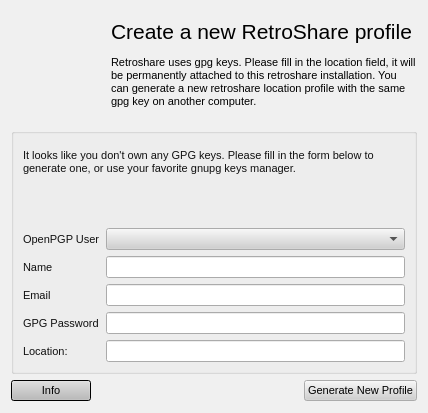
The window that retroshare-gui/src/gui/GenCertDialog.ui (RetroShare/RetroShare) describes before a commit, drawn with Qt 5.
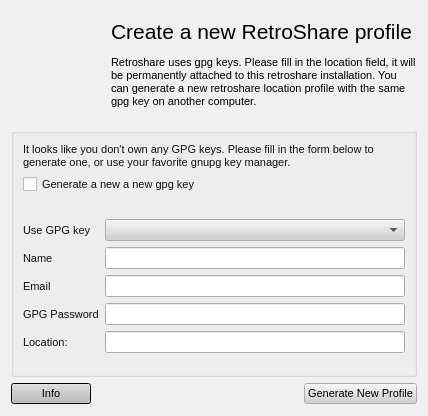
The same window after the commit. Icons and pictures are not drawn.

Commit message: add the possibility to create a gpg key for new profile

Diff of the .ui file:
```diff
--- a/retroshare-gui/src/gui/GenCertDialog.ui
+++ b/retroshare-gui/src/gui/GenCertDialog.ui
@@ -7,7 +7,7 @@
     <x>0</x>
     <y>0</y>
     <width>428</width>
-    <height>413</height>
+    <height>416</height>
    </rect>
   </property>
   <property name="sizePolicy">
@@ -1032,14 +1032,14 @@
       <item row="0" column="0">
        <widget class="QLabel" name="no_gpg_key_label">
         <property name="text">
-         <string>It looks like you don't own any GPG keys. Please fill in the form below to generate one, or use your favorite gnupg keys manager.</string>
+         <string>It looks like you don't own any GPG keys. Please fill in the form below to generate one, or use your favorite gnupg key manager.</string>
         </property>
         <property name="wordWrap">
          <bool>true</bool>
         </property>
        </widget>
       </item>
-      <item row="2" column="0">
+      <item row="4" column="0">
        <layout class="QFormLayout" name="formLayout">
         <property name="fieldGrowthPolicy">
          <enum>QFormLayout::AllNonFixedFieldsGrow</enum>
@@ -1047,7 +1047,7 @@
         <item row="1" column="0">
          <widget class="QLabel" name="genPGPuserlabel">
           <property name="text">
-           <string>OpenPGP User</string>
+           <string>Use GPG key</string>
           </property>
          </widget>
         </item>
@@ -1096,13 +1096,33 @@
         </item>
        </layout>
       </item>
-      <item row="1" column="0">
+      <item row="2" column="0">
        <widget class="QLabel" name="progress_label">
         <property name="text">
          <string/>
         </property>
        </widget>
       </item>
+      <item row="1" column="0">
+       <widget class="QCheckBox" name="new_gpg_key_checkbox">
+        <property name="text">
+         <string>Generate a new a new gpg key</string>
+        </property>
+       </widget>
+      </item>
+      <item row="5" column="0">
+       <spacer name="verticalSpacer">
+        <property name="orientation">
+         <enum>Qt::Vertical</enum>
+        </property>
+        <property name="sizeHint" stdset="0">
+         <size>
+          <width>20</width>
+          <height>40</height>
+         </size>
+        </property>
+       </spacer>
+      </item>
      </layout>
     </widget>
    </item>
```
The commit also changes 2 other files.
